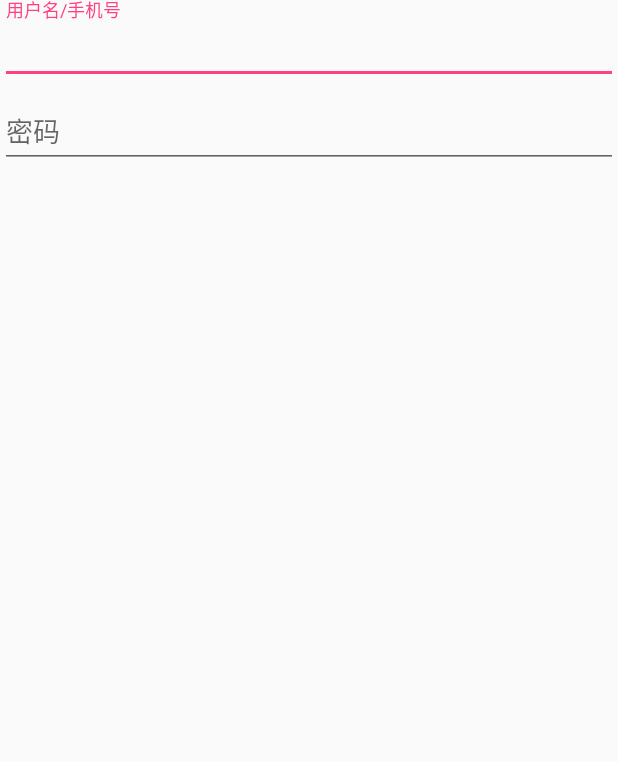
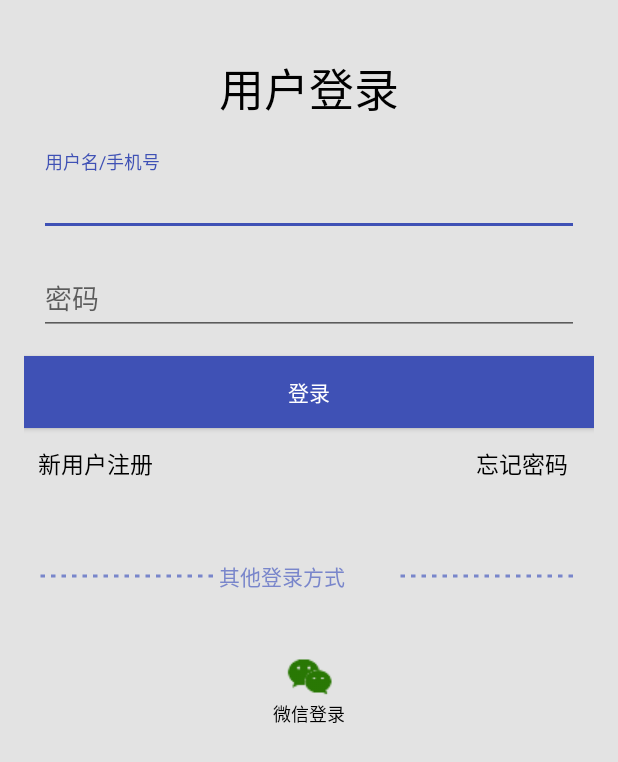
Before and after one commit to dpcraft/BookHub, an Android app: the layout activity_login.xml on its own in the app's theme, with its tools: preview values and no code run, on a phone screen of 412 x 824 dp. Shown: the top 762 px of the screen. Run offline under Robolectric (Android 15) with nearby library versions, the phone set to English and light mode, and no system bars.

Commit message:
ä登陆界面

```diff
--- a/app/build.gradle
+++ b/app/build.gradle
@@ -6,7 +6,7 @@ android {
 
     defaultConfig {
         applicationId "com.dpcraft.bookhub"
-        minSdkVersion 16
+        minSdkVersion 21
         targetSdkVersion 25
         versionCode 1
         versionName "1.0"
--- a/app/src/main/AndroidManifest.xml
+++ b/app/src/main/AndroidManifest.xml
@@ -15,6 +15,9 @@
                 <category android:name="android.intent.category.LAUNCHER" />
             </intent-filter>
         </activity>
+        <activity android:name=".LoginActivity">
+        </activity>
     </application>
+    <uses-permission android:name="android.permission.INTERNET"/>
 
 </manifest>
--- a/app/src/main/java/com/dpcraft/bookhub/SimpleFragmentPagerAdapter.java
+++ b/app/src/main/java/com/dpcraft/bookhub/SimpleFragmentPagerAdapter.java
@@ -27,7 +27,8 @@ public class SimpleFragmentPagerAdapter extends FragmentPagerAdapter {
         } else if(position == 1) {
             return RequestFragment.newInstance();
         }else{
-                return PageFragment.newInstance(position + 1);
+            return CommentFragment.newInstance();
+                //return PageFragment.newInstance(position + 1);
         }
 
     }
--- /dev/null
+++ b/app/src/main/res/drawable/shape_line.xml
@@ -0,0 +1,9 @@
+<?xml version="1.0" encoding="utf-8"?>
+<shape xmlns:android="http://schemas.android.com/apk/res/android"
+    android:shape="line">
+    <stroke
+        android:width="2dp"
+        android:color="@color/blue_300"
+        android:dashWidth="3dp"
+        android:dashGap="4dp"/>
+</shape>
--- a/app/src/main/res/layout/activity_login.xml
+++ b/app/src/main/res/layout/activity_login.xml
@@ -1,27 +1,127 @@
 <?xml version="1.0" encoding="utf-8"?>
 <LinearLayout xmlns:android="http://schemas.android.com/apk/res/android"
-    android:orientation="vertical" android:layout_width="match_parent"
-    android:layout_height="match_parent">
+    xmlns:tools="http://schemas.android.com/tools"
+    android:background="#e3e3e3"
+    android:layout_width="match_parent"
+    android:layout_height="match_parent"
+    android:padding="@dimen/activity_horizontal_margin"
+    tools:context=".LoginActivity"
+    android:orientation="vertical">
+    <TextView  android:gravity="center"
+        android:layout_width="fill_parent"
+        android:layout_height="wrap_content"
+        android:layout_marginTop="20dp"
+        android:layout_marginBottom="20dp"
+        android:text="用户登录"
+        android:textSize="30sp"
+        android:textColor="@color/black" />
 
     <android.support.design.widget.TextInputLayout
+        android:id="@+id/usernameWrapper"
         android:layout_width="match_parent"
-        android:layout_height="wrap_content">
+        android:layout_height="wrap_content"
+        android:layout_marginBottom="10dp"
+        android:layout_marginLeft="10dp"
+        android:layout_marginRight="10dp">
+
         <EditText
-            android:id="@+id/edit_username"
+            android:id="@+id/username"
             android:layout_width="match_parent"
             android:layout_height="wrap_content"
-            android:hint="用户名/手机号"
-            android:inputType="textEmailAddress" />
+            android:inputType="phone"
+            android:hint="用户名/手机号"/>
+
     </android.support.design.widget.TextInputLayout>
     <android.support.design.widget.TextInputLayout
+        android:id="@+id/passwordWrapper"
         android:layout_width="match_parent"
-        android:layout_height="wrap_content">
+        android:layout_height="wrap_content"
+        android:layout_below="@id/usernameWrapper"
+        android:layout_marginBottom="10dp"
+        android:layout_marginLeft="10dp"
+        android:layout_marginRight="10dp">
+
         <EditText
-            android:id="@+id/edit_pwd"
+            android:id="@+id/password"
             android:layout_width="match_parent"
             android:layout_height="wrap_content"
-            android:hint="密码"
-            android:inputType="textPassword" />
+            android:inputType="textPassword"
+            android:hint="密码"/>
+
     </android.support.design.widget.TextInputLayout>
+<Button
+    android:id="@+id/btn"
+    android:layout_marginTop="4dp"
+    android:layout_width="match_parent"
+    android:layout_height="wrap_content"
+    android:background="@color/colorPrimary"
+    android:text="登录"
+    android:textColor="@color/white"/>
+    <LinearLayout android:orientation="horizontal"
+        android:layout_width="fill_parent"
+        android:layout_height="wrap_content"
+        android:layout_gravity="center"
+        android:gravity="center">
+        <Button
+            android:id="@+id/register"
+            android:layout_width="0dp"
+            android:layout_height="wrap_content"
+            android:layout_weight="1"
+            android:background="@color/transparent"
+            android:text="新用户注册"
+            android:textSize="15dp"
+            android:textColor="@color/black"/>
+        <TextView
+            android:layout_width="0dp"
+            android:layout_height="wrap_content"
+            android:layout_weight="2"/>
+        <Button  android:id="@+id/forget_password"
+            android:layout_width="0dp"
+            android:layout_height="wrap_content"
+            android:layout_weight="1"
+            android:background="@color/transparent"
+            android:text="忘记密码"
+            android:textSize="15dp"
+            android:textColor="@color/black"/>
+    </LinearLayout>
+    <LinearLayout
+        android:orientation="horizontal"
+        android:layout_width="fill_parent"
+        android:layout_height="wrap_content"
+        android:layout_marginTop="40dp"
+        android:layout_marginBottom="40dp"
+        android:layout_marginLeft="10dp"
+        android:layout_marginRight="10dp"
+        >
+        <TextView
+            android:layerType="software"
+            android:layout_width="0dp"
+            android:layout_height="match_parent"
+            android:layout_weight="1"
+            android:background="@drawable/shape_line"/>
+        <TextView
+            android:layout_width="0dp"
+            android:layout_height="match_parent"
+            android:layout_weight="1"
+            android:text="其他登录方式"
+            android:textColor="@color/blue_300"/>
+        <TextView
+            android:layerType="software"
+            android:layout_width="0dp"
+            android:layout_height="match_parent"
+            android:layout_weight="1"
+            android:background="@drawable/shape_line"/>
+    </LinearLayout>
+    <Button
+        android:layout_width="48dp"
+        android:layout_height="48dp"
+        android:layout_gravity="center"
+        android:id="@+id/wechat_login"
+        android:background="@color/transparent"
+        android:drawableTop="@drawable/ic_wechat"
+        android:text="微信登录"
+        android:textSize="12sp"
+        android:textColor="@color/black"/>
 
-</LinearLayout>
+
+    </LinearLayout>
--- a/app/src/main/res/layout/navigation_header.xml
+++ b/app/src/main/res/layout/navigation_header.xml
@@ -5,6 +5,7 @@
     android:layout_height="200dp"
     android:background="@color/blue_500">
 <Button
+    android:id="@+id/bt_start_login"
     android:layout_width="wrap_content"
     android:layout_height="wrap_content"
     android:layout_centerInParent="true"
--- a/app/src/main/res/values/colors.xml
+++ b/app/src/main/res/values/colors.xml
@@ -4,6 +4,7 @@
     <color name="colorPrimaryDark">#303F9F</color>
     <color name="colorAccent">#FF4081</color>
     <color name="transparent">#00000000</color>
+    <color name="colorBackground">#e3e3e3</color>
     <color name="white">#FFFFFF</color>
     <color name="black">#000000</color>
     <color name="blue_50">#E8EAF6</color>
--- a/app/src/main/res/values/styles.xml
+++ b/app/src/main/res/values/styles.xml
@@ -5,7 +5,8 @@
         <!-- Customize your theme here. -->
         <item name="colorPrimary">@color/colorPrimary</item>
         <item name="colorPrimaryDark">@color/colorPrimaryDark</item>
-        <item name="colorAccent">@color/colorAccent</item>
+        <!--<item name="colorAccent">@color/colorAccent</item>-->
+        <item name="colorAccent">@color/colorPrimary</item>
     </style>
     <style name="news_summary_card_view">
         <item name="android:layout_width">match_parent</item>
```
Also changed, not shown: app/src/main/java/com/dpcraft/bookhub/CommentFragment.java (added, +38 -0 lines), app/src/main/java/com/dpcraft/bookhub/CommonToolbar.java (added, +10 -0 lines), app/src/main/java/com/dpcraft/bookhub/LoginActivity.java (added, +42 -0 lines), app/src/main/java/com/dpcraft/bookhub/MainActivity.java (+32 -13 lines), app/src/main/res/layout/activity_main.xml (+5 -5 lines), app/src/main/res/layout/common_toolbar.xml (added, +14 -0 lines), app/src/main/res/layout/fragment_comment.xml (added, +11 -0 lines), app/src/main/res/drawable/ic_back.png (added), app/src/main/res/drawable/ic_wechat.png (added).
